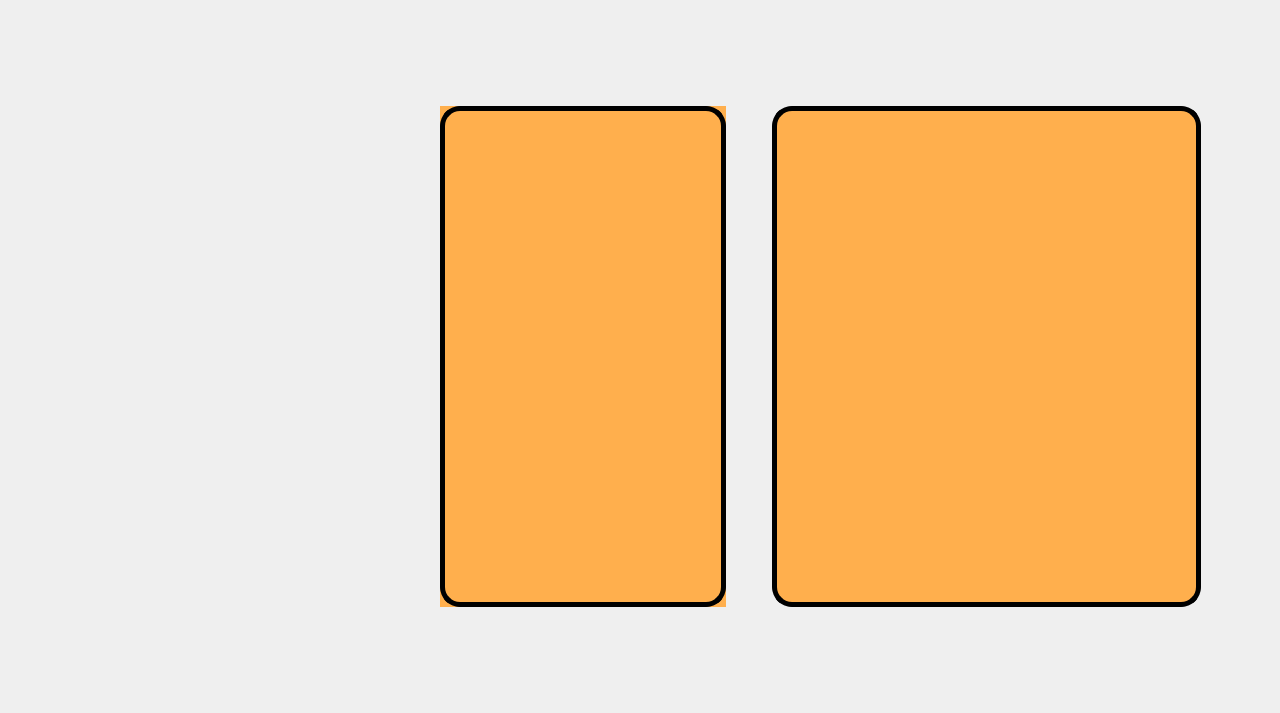
Above: src/client/userlistwidget.ui from Connor1996/Pokemon before the change. Below: the same form after it.
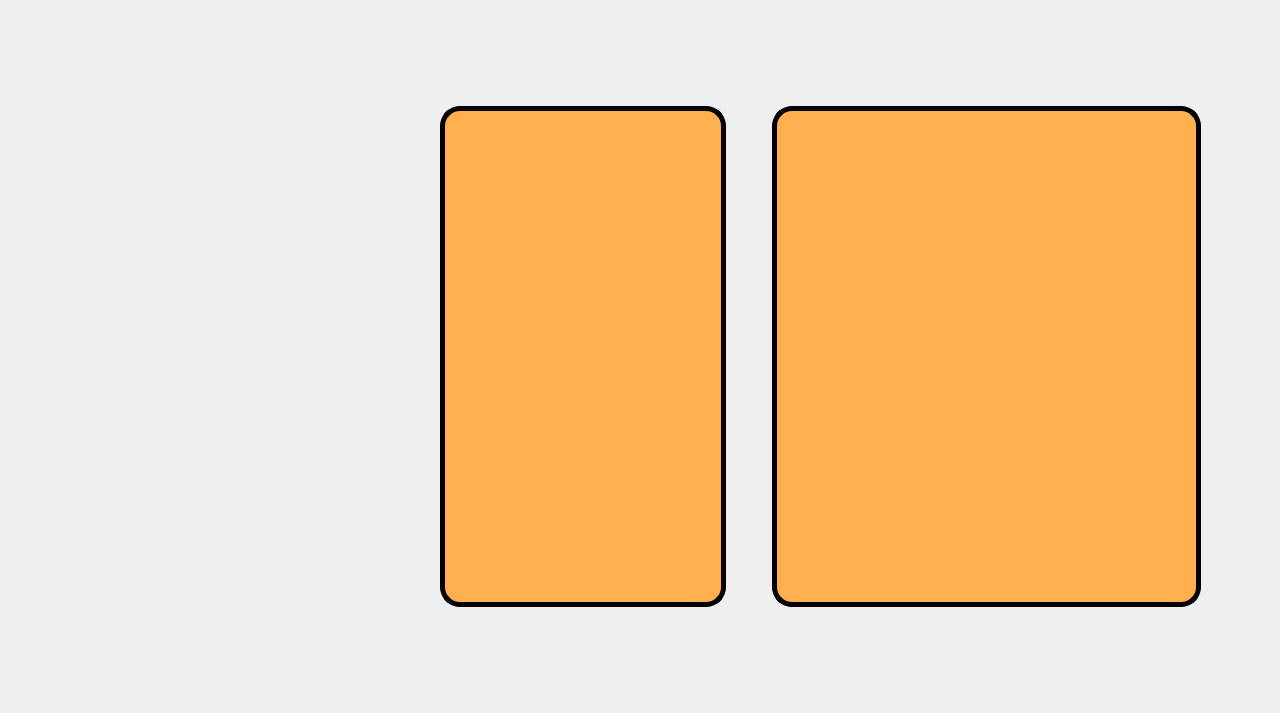
That is the form after the change. Icons and pictures are not drawn.

Commit message: Fix memory bugs in userlistwidget

Diff of the .ui file:
```diff
--- a/src/client/userlistwidget.ui
+++ b/src/client/userlistwidget.ui
@@ -55,9 +55,50 @@
     <item>
      <widget class="QScrollArea" name="userListArea">
       <property name="styleSheet">
-       <string notr="true">border:0px;
+       <string notr="true">#userListArea{	
 background-color: rgb(255, 175, 77);
-</string>
+border: 5px solid rgb(0,0,0);
+border-radius : 20px;
+padding: 5px;
+}
+
+QScrollBar:vertical
+{
+    width:8px;
+    background:rgba(0,0,0,0%);
+    margin:0px,0px,0px,0px;
+    padding-top:9px;  
+    padding-bottom:9px;
+}
+QScrollBar::handle:vertical
+{
+    width:8px;
+    background:rgba(0,0,0,25%);
+    border-radius:4px;  
+    min-height:20;
+}
+QScrollBar::handle:vertical:hover
+{
+    width:8px;
+    background:rgba(0,0,0,50%);   
+    border-radius:4px;
+    min-height:20;
+}
+
+QScrollBar::add-page:vertical,QScrollBar::sub-page:vertical  
+{
+    background:rgba(0,0,0,10%);
+    border-radius:4px;
+}
+QScrollBar::add-line:vertical {
+      border: 10px;
+      background: none;
+}
+
+QScrollBar::sub-line:vertiacal {
+      border: none;
+      background: none;
+}</string>
       </property>
       <property name="frameShadow">
        <enum>QFrame::Sunken</enum>
@@ -82,8 +123,8 @@
         <rect>
          <x>0</x>
          <y>0</y>
-         <width>282</width>
-         <height>499</height>
+         <width>262</width>
+         <height>479</height>
         </rect>
        </property>
        <property name="contextMenuPolicy">
@@ -92,8 +133,6 @@
        <property name="styleSheet">
         <string notr="true">#userListWidget{
 background-color: rgb(255, 175, 77);
-border: 5px solid rgb(0,0,0);
-border-radius : 20px;
 }</string>
        </property>
       </widget>
```
Left out of the diff: 43 changed lines with no effect on the pictures. The commit also changes 4 other files.
